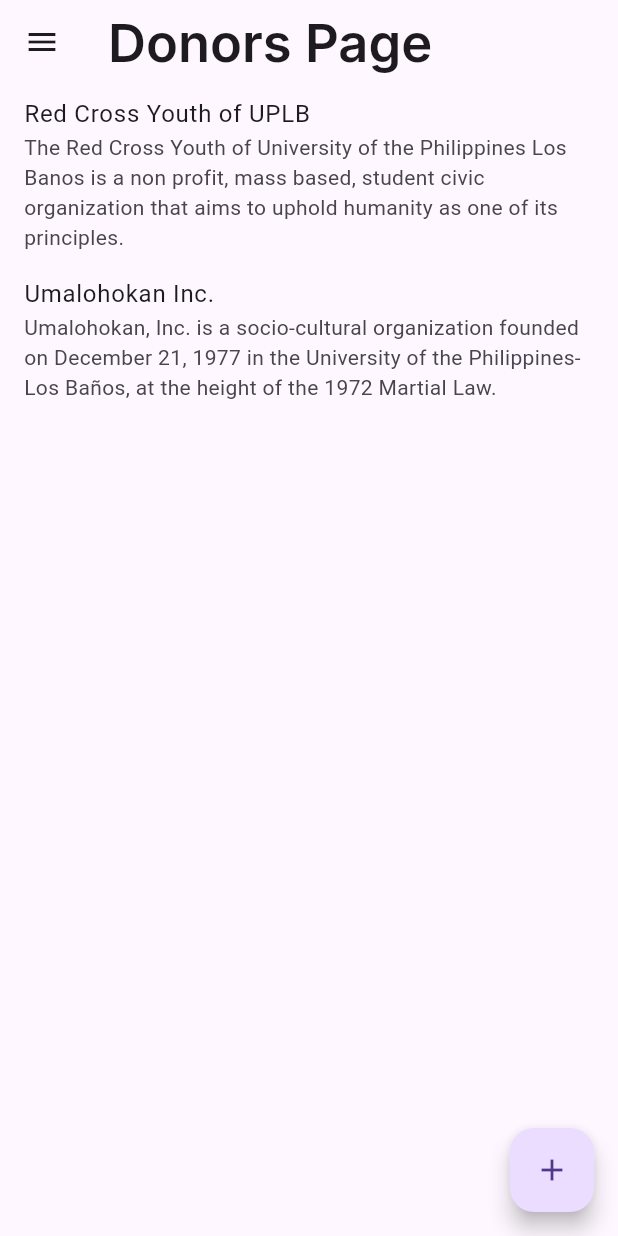
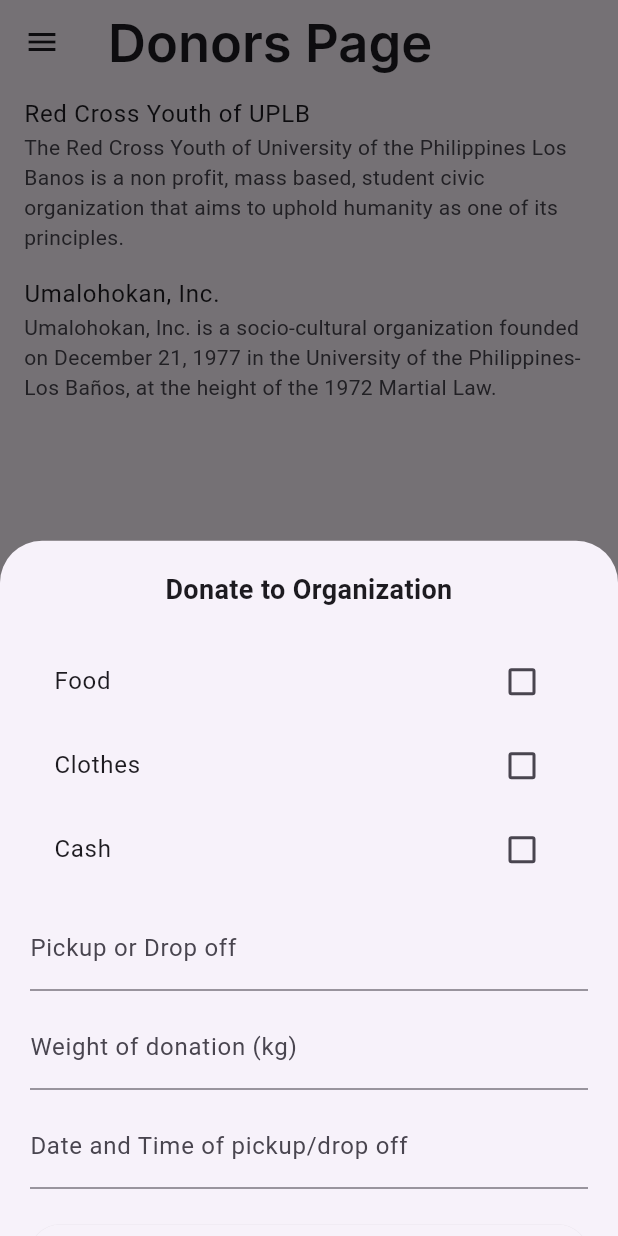
Before and after one commit to ianberana/CMSC-23-Project, a Flutter app: the DonorPage screen opened directly, after a tap on "Red Cross Youth of UPLB", on a phone screen of 412 x 824 dp. Run offline on Flutter 3.47's test engine with Material 3 defaults, Android fonts, the phone set to English and light mode, and no system bars; our stand-ins replace cloud_firestore, file_picker, firebase_auth, firebase_core, firebase_storage, google_fonts and 2 more; accounts and stored records are empty.

Commit message:
added donor form

```diff
--- a/lib/pages/donor/donor_page.dart
+++ b/lib/pages/donor/donor_page.dart
@@ -30,14 +30,14 @@ class _DonorPageState extends State<DonorPage> {
             title: Text("Red Cross Youth of UPLB"),
             subtitle: Text("The Red Cross Youth of University of the Philippines Los Banos is a non profit, mass based, student civic organization that aims to uphold humanity as one of its principles."),
             onTap: () {
-              // Add action when Organization 1 is tapped
+              _showDonateDialog(context);
             },
           ),
           ListTile(
-            title: Text("Umalohokan Inc."),
+            title: Text("Umalohokan, Inc."),
             subtitle: Text("Umalohokan, Inc. is a socio-cultural organization founded on December 21, 1977 in the University of the Philippines-Los Baños, at the height of the 1972 Martial Law."),
             onTap: () {
-              // Add action when Organization 2 is tapped
+              _showDonateDialog(context);
             },
           ),
           // Add more ListTile widgets for additional organizations
@@ -88,4 +88,87 @@ class _DonorPageState extends State<DonorPage> {
       return File(image.path);
     }
   }
+
+  void _showDonateDialog(BuildContext context) {
+  // Define the available donation items
+  List<String> donationItems = ["Food", "Clothes", "Cash"];
+
+  // Initialize a list to hold the selected items
+  List<String> selectedItems = [];
+
+  showModalBottomSheet(
+    context: context,
+    builder: (BuildContext context) {
+      return SingleChildScrollView(
+        child: Container(
+          padding: EdgeInsets.all(20),
+          child: Column(
+            crossAxisAlignment: CrossAxisAlignment.stretch,
+            mainAxisSize: MainAxisSize.min,
+            children: [
+              Text(
+                "Donate to Organization",
+                style: TextStyle(
+                  fontSize: 18,
+                  fontWeight: FontWeight.bold,
+                ),
+                textAlign: TextAlign.center,
+              ),
+              SizedBox(height: 20),
+              // Checkbox group for donation items
+              for (String item in donationItems)
+                CheckboxListTile(
+                  title: Text(item),
+                  value: selectedItems.contains(item),
+                  onChanged: (bool? value) {
+                    setState(() {
+                      if (value != null && value) {
+                        // If checkbox is checked, add item to selectedItems
+                        selectedItems.add(item);
+                      } else {
+                        // If checkbox is unchecked, remove item from selectedItems
+                        selectedItems.remove(item);
+                      }
+                    });
+                  },
+                ),
+              SizedBox(height: 10),
+              TextFormField(
+                decoration: InputDecoration(labelText: "Pickup or Drop off"),
+              ),
+              SizedBox(height: 10),
+              TextFormField(
+                decoration: InputDecoration(labelText: "Weight of donation (kg)"),
+                keyboardType: TextInputType.number,
+              ),
+              SizedBox(height: 10),
+              TextFormField(
+                decoration: InputDecoration(labelText: "Date and Time of pickup/drop off"),
+              ),
+              SizedBox(height: 20),
+              ElevatedButton(
+                onPressed: () {
+                //   Donation donation = Donation(
+                //   dateCreated: DateTime.now(),
+                //   item: "food",
+                //   delivery: "pickup",
+                //   weight: 20,
+                //   dateDelivery: DateTime.now(),
+                //   address: ["Los Banos, Laguna"],
+                //   contact: "09123456789",
+                //   donorId: "VLYloaQO4QwZS8Ve0ouE",
+                // );
+                  Navigator.pop(context);
+                },
+                child: Text("Submit"),
+              ),
+            ],
+          ),
+        ),
+      );
+    },
+  );
 }
+
+
+}
```
